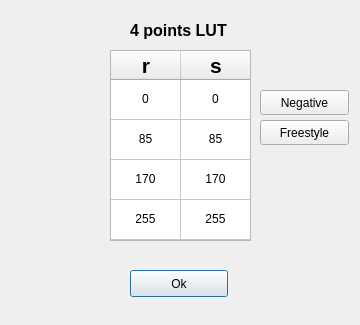
Before: the Qt Designer form proyVA2/pixelTForm.ui in danipeix13/VisionArtificial, drawn with Qt 5.
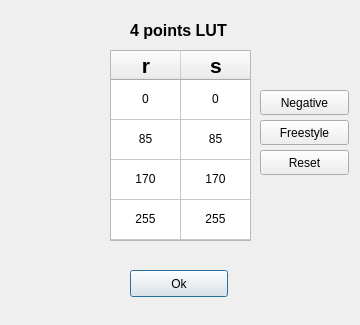
After: the same form once the commit is applied.

Patch:
```diff
--- a/proyVA2/pixelTForm.ui
+++ b/proyVA2/pixelTForm.ui
@@ -228,6 +228,19 @@
     <string>Freestyle</string>
    </property>
   </widget>
+  <widget class="QPushButton" name="resetBtn">
+   <property name="geometry">
+    <rect>
+     <x>260</x>
+     <y>150</y>
+     <width>89</width>
+     <height>25</height>
+    </rect>
+   </property>
+   <property name="text">
+    <string>Reset</string>
+   </property>
+  </widget>
  </widget>
  <tabstops>
   <tabstop>okButton</tabstop>
```
